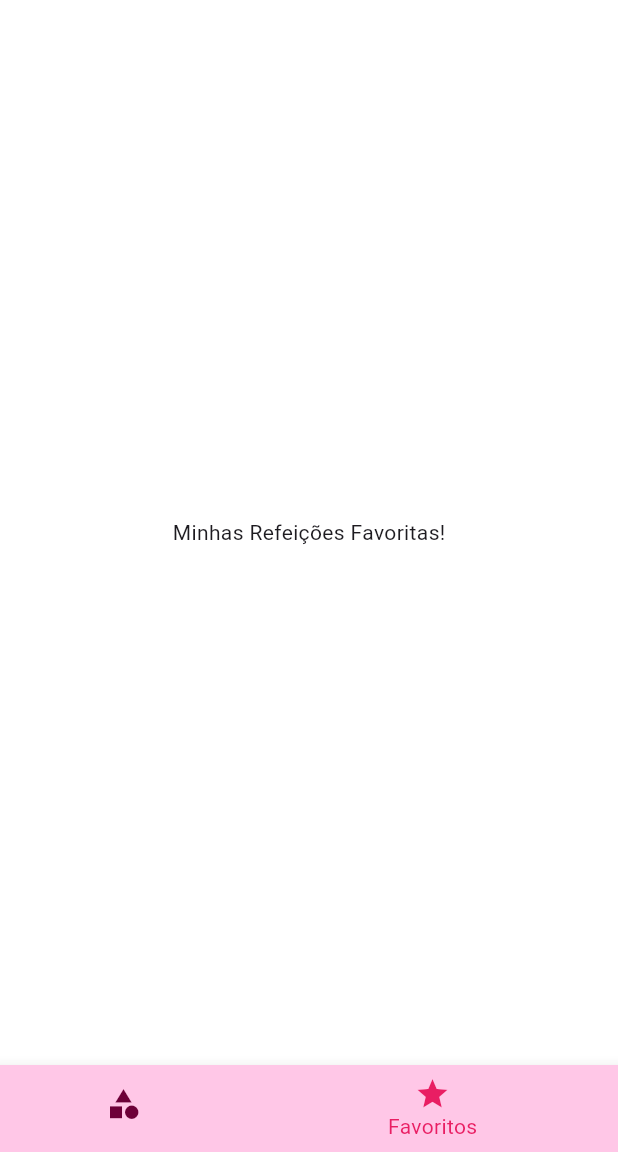
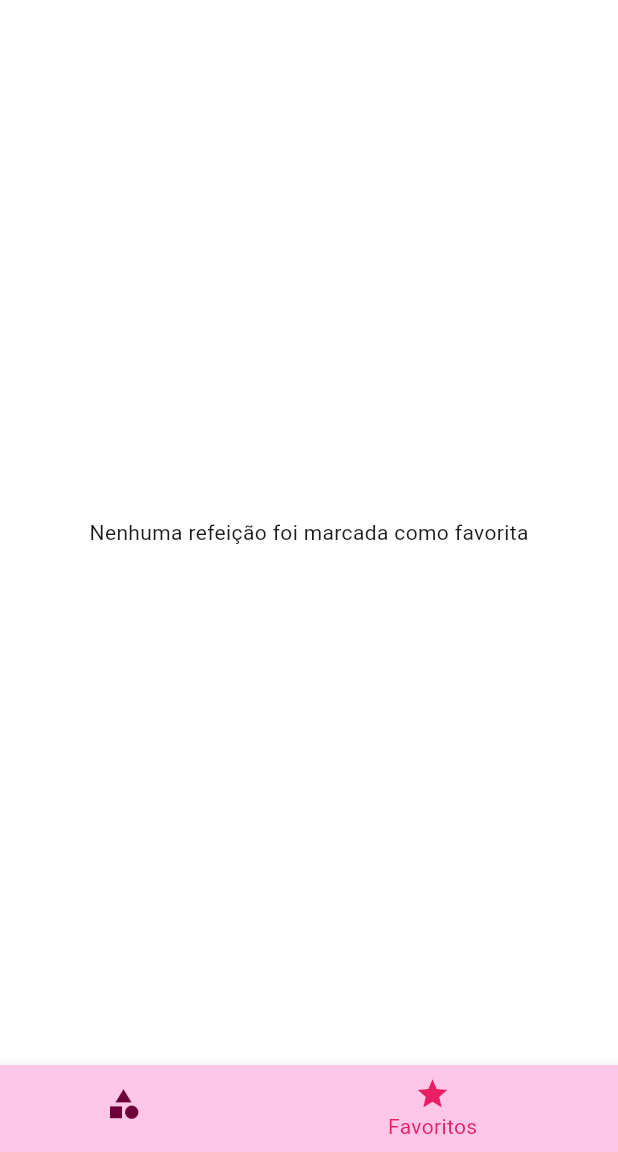
Before and after one commit to Arnaldo-fs/projeto_meal, a Flutter app: the screen it shows after launch, item 2 of the bottom bar chosen, on a phone screen of 412 x 824 dp, the part 84-1236 px from its top. Run offline on Flutter 3.47's test engine with Material 3 defaults, Android fonts, the phone set to English and light mode, and no system bars.

Commit message:
add listagem de receitas favoritas

```diff
--- a/lib/main.dart
+++ b/lib/main.dart
@@ -22,6 +22,7 @@ class MyApp extends StatefulWidget {
 class _MyAppState extends State<MyApp> {
   Settings settings = Settings();
   List<Meal> _availableMeals = dummyMeals;
+  List<Meal> _favoriteMeals = [];
 
   void _filterMeals(Settings settings) {
     setState(() {
@@ -38,6 +39,18 @@ class _MyAppState extends State<MyApp> {
             !filterVegetarian;
       }).toList();
     });
+  }
+
+  void _toggleFavorite(Meal meal) {
+    setState(() {
+      _favoriteMeals.contains(meal)
+          ? _favoriteMeals.remove(meal)
+          : _favoriteMeals.add(meal);
+    });
+  }
+
+  bool _isFavorite(Meal meal) {
+    return _favoriteMeals.contains(meal);
   }
 
   @override
@@ -62,10 +75,11 @@ class _MyAppState extends State<MyApp> {
             ),
       ),
       routes: {
-        AppRoutes.HOME: (ctx) => TabsScreen(),
+        AppRoutes.HOME: (ctx) => TabsScreen(_favoriteMeals),
         AppRoutes.CATEGORIES_MEALS: (ctx) =>
             CategoriesMealsScreen(_availableMeals),
-        AppRoutes.MEAL_DETAIL: (ctx) => MealDetailScreen(),
+        AppRoutes.MEAL_DETAIL: (ctx) =>
+            MealDetailScreen(_toggleFavorite, _isFavorite),
         AppRoutes.SETTINGS: (ctx) => SettingsScreen(settings, _filterMeals),
       },
     );
--- a/lib/screens/categories_meals_screen.dart
+++ b/lib/screens/categories_meals_screen.dart
@@ -1,6 +1,5 @@
 import 'package:flutter/material.dart';
 import 'package:meals/components/meal_item.dart';
-import 'package:meals/data/dummy_data.dart';
 import 'package:meals/models/meal.dart';
 import '../models/category.dart';
 
--- a/lib/screens/favorite_screen.dart
+++ b/lib/screens/favorite_screen.dart
@@ -1,10 +1,24 @@
 import 'package:flutter/material.dart';
+import 'package:meals/components/meal_item.dart';
+import 'package:meals/models/meal.dart';
 
 class FavoriteScreen extends StatelessWidget {
+  final List<Meal> favoriteMeals;
+  const FavoriteScreen(this.favoriteMeals);
+
   @override
   Widget build(BuildContext context) {
-    return Center(
-      child: Text('Minhas Refeições Favoritas!'),
-    );
+    if (favoriteMeals.isEmpty) {
+      return Center(
+        child: Text('Nenhuma refeição foi marcada como favorita'),
+      );
+    } else {
+      return ListView.builder(
+        itemCount: favoriteMeals.length,
+        itemBuilder: (ctx, index) {
+          return MealItem(favoriteMeals[index]);
+        },
+      );
+    }
   }
 }
--- a/lib/screens/tabs_screen.dart
+++ b/lib/screens/tabs_screen.dart
@@ -1,26 +1,35 @@
 import 'package:flutter/material.dart';
 import 'package:meals/components/main_drawer.dart';
+import 'package:meals/models/meal.dart';
 import 'package:meals/screens/categories_screen.dart';
 import 'package:meals/screens/favorite_screen.dart';
 
 class TabsScreen extends StatefulWidget {
+  final List<Meal> favoriteMeals;
+  const TabsScreen(this.favoriteMeals);
+
   @override
   State<TabsScreen> createState() => _TabsScreenState();
 }
 
 class _TabsScreenState extends State<TabsScreen> {
   int _selectedScreenIndex = 0;
+  late List<Map<String, Object>> _screens;
 
-  final List<Map<String, Object>> _screens = [
+  @override
+  void initState() {
+    super.initState();
+    _screens = [
       {
         'title': 'Lista de Categorias',
         'screen': CategoriesScreen(),
       },
       {
         'title': 'Meus Favoritos',
-      'screen': FavoriteScreen(),
+        'screen': FavoriteScreen(widget.favoriteMeals),
       },
     ];
+  }
 
   void _selectScreen(int index) {
     setState(() {
```
Also changed, not shown: lib/screens/meal_detail_screen.dart (+9 -2 lines). Lines whose indentation alone changed are shown as unchanged.
